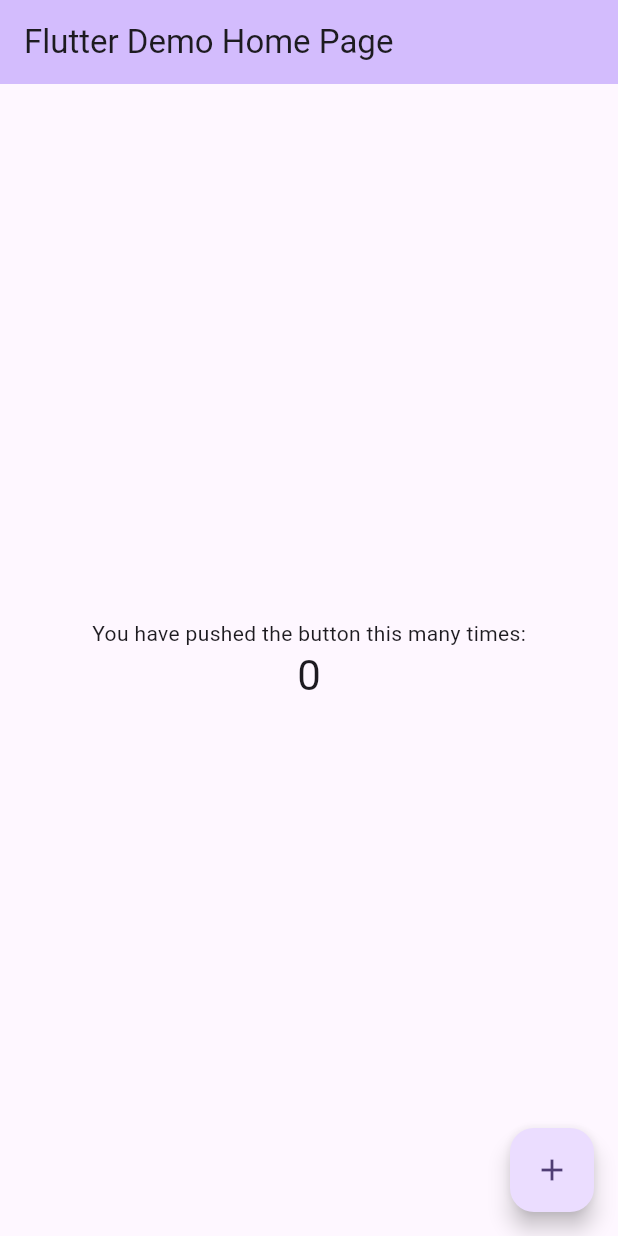
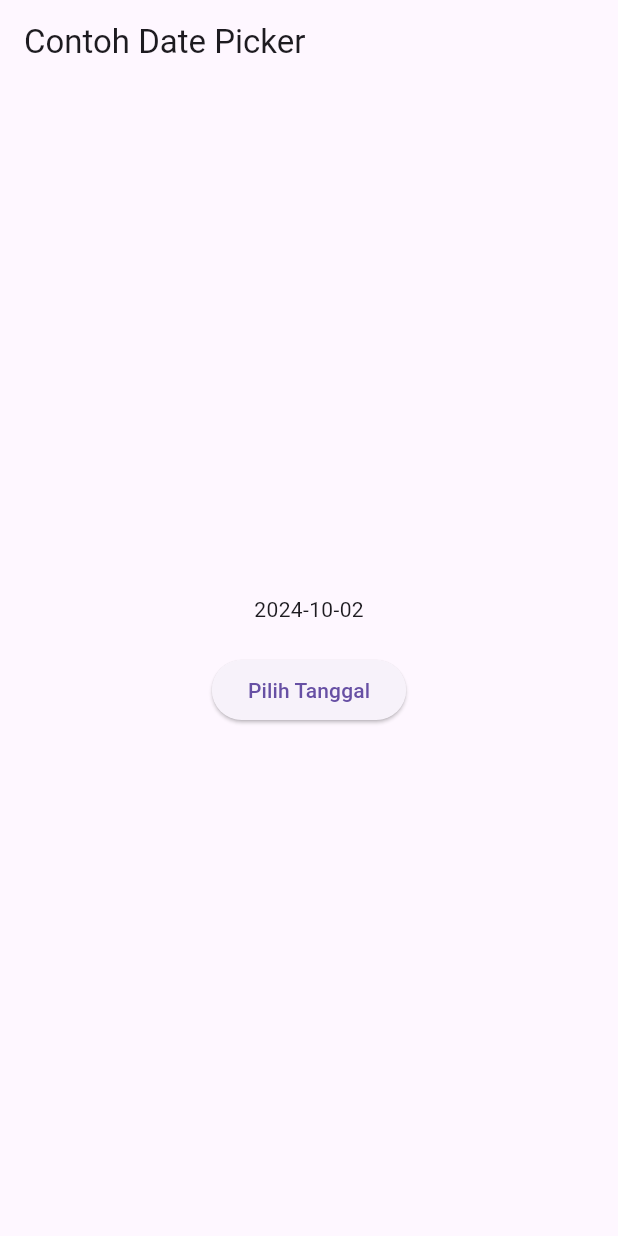
Before and after one commit to Fahridanaa/mobile-prog, a Flutter app: the screen it shows after launch, on a phone screen of 412 x 824 dp. Run offline on Flutter 3.47's test engine with Material 3 defaults, Android fonts, the light colour scheme and no system bars.

Commit message:
done praktikum 5

```diff
--- /dev/null
+++ b/lib/basic_widgets/fab_widget.dart
@@ -0,0 +1,20 @@
+import 'package:flutter/material.dart';
+
+class FabWidget extends StatelessWidget {
+  const FabWidget({Key? key}) : super(key: key);
+
+  @override
+  Widget build(BuildContext context) {
+    return MaterialApp(
+      home: Scaffold(
+        floatingActionButton: FloatingActionButton(
+          onPressed: () {
+            // Add your onPressed code here!
+          },
+          backgroundColor: Colors.pink,
+          child: const Icon(Icons.thumb_up),
+        ),
+      ),
+    );
+  }
+}
--- /dev/null
+++ b/lib/basic_widgets/loading_cupertino.dart
@@ -0,0 +1,25 @@
+import 'package:flutter/cupertino.dart';
+import 'package:flutter/material.dart';
+
+class LoadingCupertino extends StatelessWidget {
+  const LoadingCupertino({Key? key}) : super(key: key);
+
+  @override
+  Widget build(BuildContext context) {
+    return MaterialApp(
+      home: Container(
+        margin: const EdgeInsets.only(top: 30),
+        color: Colors.white,
+        child: Column(
+          children: <Widget>[
+            CupertinoButton(
+              child: const Text("Contoh button"),
+              onPressed: () {},
+            ),
+            const CupertinoActivityIndicator(),
+          ],
+        ),
+      ),
+    );
+  }
+}
--- a/lib/main.dart
+++ b/lib/main.dart
@@ -1,125 +1,73 @@
+import 'dart:async';
 import 'package:flutter/material.dart';
 
-void main() {
-  runApp(const MyApp());
-}
+void main() => runApp(const MyApp());
 
 class MyApp extends StatelessWidget {
-  const MyApp({super.key});
+  const MyApp({Key? key}) : super(key: key);
 
-  // This widget is the root of your application.
   @override
   Widget build(BuildContext context) {
-    return MaterialApp(
-      title: 'Flutter Demo',
-      theme: ThemeData(
-        // This is the theme of your application.
-        //
-        // TRY THIS: Try running your application with "flutter run". You'll see
-        // the application has a purple toolbar. Then, without quitting the app,
-        // try changing the seedColor in the colorScheme below to Colors.green
-        // and then invoke "hot reload" (save your changes or press the "hot
-        // reload" button in a Flutter-supported IDE, or press "r" if you used
-        // the command line to start the app).
-        //
-        // Notice that the counter didn't reset back to zero; the application
-        // state is not lost during the reload. To reset the state, use hot
-        // restart instead.
-        //
-        // This works for code too, not just values: Most code changes can be
-        // tested with just a hot reload.
-        colorScheme: ColorScheme.fromSeed(seedColor: Colors.deepPurple),
-        useMaterial3: true,
-      ),
-      home: const MyHomePage(title: 'Flutter Demo Home Page'),
+    return const MaterialApp(
+      title: 'Contoh Date Picker',
+      home: MyHomePage(title: 'Contoh Date Picker'),
     );
   }
 }
 
 class MyHomePage extends StatefulWidget {
-  const MyHomePage({super.key, required this.title});
-
-  // This widget is the home page of your application. It is stateful, meaning
-  // that it has a State object (defined below) that contains fields that affect
-  // how it looks.
-
-  // This class is the configuration for the state. It holds the values (in this
-  // case the title) provided by the parent (in this case the App widget) and
-  // used by the build method of the State. Fields in a Widget subclass are
-  // always marked "final".
+  const MyHomePage({Key? key, required this.title}) : super(key: key);
 
   final String title;
 
   @override
-  State<MyHomePage> createState() => _MyHomePageState();
+  _MyHomePageState createState() => _MyHomePageState();
 }
 
 class _MyHomePageState extends State<MyHomePage> {
-  int _counter = 0;
+  // Variable/State untuk mengambil tanggal
+  DateTime selectedDate = DateTime.now();
 
-  void _incrementCounter() {
-    setState(() {
-      // This call to setState tells the Flutter framework that something has
-      // changed in this State, which causes it to rerun the build method below
-      // so that the display can reflect the updated values. If we changed
-      // _counter without calling setState(), then the build method would not be
-      // called again, and so nothing would appear to happen.
-      _counter++;
-    });
+  //  Initial SelectDate FLutter
+  Future<void> _selectDate(BuildContext context) async {
+    // Initial DateTime FIinal Picked
+    final DateTime? picked = await showDatePicker(
+        context: context,
+        initialDate: selectedDate,
+        firstDate: DateTime(2015, 8),
+        lastDate: DateTime(2101));
+    if (picked != null && picked != selectedDate) {
+      setState(() {
+        selectedDate = picked;
+      });
+    }
   }
 
   @override
   Widget build(BuildContext context) {
-    // This method is rerun every time setState is called, for instance as done
-    // by the _incrementCounter method above.
-    //
-    // The Flutter framework has been optimized to make rerunning build methods
-    // fast, so that you can just rebuild anything that needs updating rather
-    // than having to individually change instances of widgets.
     return Scaffold(
       appBar: AppBar(
-        // TRY THIS: Try changing the color here to a specific color (to
-        // Colors.amber, perhaps?) and trigger a hot reload to see the AppBar
-        // change color while the other colors stay the same.
-        backgroundColor: Theme.of(context).colorScheme.inversePrimary,
-        // Here we take the value from the MyHomePage object that was created by
-        // the App.build method, and use it to set our appbar title.
         title: Text(widget.title),
       ),
       body: Center(
-        // Center is a layout widget. It takes a single child and positions it
-        // in the middle of the parent.
         child: Column(
-          // Column is also a layout widget. It takes a list of children and
-          // arranges them vertically. By default, it sizes itself to fit its
-          // children horizontally, and tries to be as tall as its parent.
-          //
-          // Column has various properties to control how it sizes itself and
-          // how it positions its children. Here we use mainAxisAlignment to
-          // center the children vertically; the main axis here is the vertical
-          // axis because Columns are vertical (the cross axis would be
-          // horizontal).
-          //
-          // TRY THIS: Invoke "debug painting" (choose the "Toggle Debug Paint"
-          // action in the IDE, or press "p" in the console), to see the
-          // wireframe for each widget.
-          mainAxisAlignment: MainAxisAlignment.center,
+          mainAxisSize: MainAxisSize.min,
           children: <Widget>[
-            const Text(
-              'You have pushed the button this many times:',
+            Text("${selectedDate.toLocal()}".split(' ')[0]),
+            const SizedBox(
+              height: 20.0,
             ),
-            Text(
-              '$_counter',
-              style: Theme.of(context).textTheme.headlineMedium,
+            ElevatedButton(
+              onPressed: () => {
+                _selectDate(context),
+                // ignore: avoid_print
+                print(selectedDate.day + selectedDate.month + selectedDate.year)
+              },
+              child: const Text('Pilih Tanggal'),
             ),
           ],
         ),
       ),
-      floatingActionButton: FloatingActionButton(
-        onPressed: _incrementCounter,
-        tooltip: 'Increment',
-        child: const Icon(Icons.add),
-      ), // This trailing comma makes auto-formatting nicer for build methods.
     );
   }
 }
```
Also changed, not shown: lib/basic_widgets/image_widget.dart (added, +11 -0 lines), lib/basic_widgets/text_widget.dart (added, +12 -0 lines), pubspec.yaml (+45 -48 lines), assets/images/logo_polinema.png (added), 10 other files.
